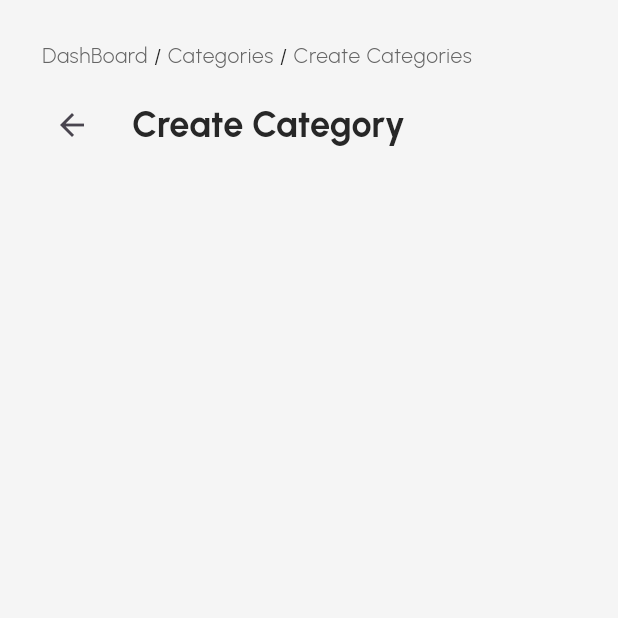
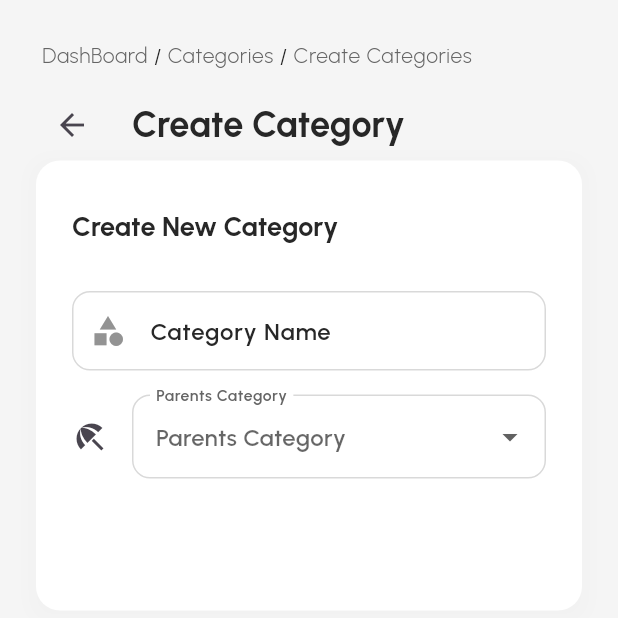
Before and after one commit to medhaviSharma11apr/FlutterEcommAdminPanel, a Flutter app: the CreatecategoryDesktop screen opened directly, on a phone screen of 412 x 824 dp, the top half of it. Run offline on Flutter 3.47's test engine with Material 2 defaults, Android fonts, the phone set to English and light mode, and no system bars; our stand-ins replace cloud_firestore, connectivity_plus, data_table_2, firebase_auth, firebase_core, firebase_storage and 8 more; missing offline and left inert: dart:html, flutter_dropzone; accounts and stored records are empty; project files that could hold a hidden picture were left out.

Commit message:
Commit for Category Page2

```diff
--- a/lib/features/shop/screen/category/create_category/responsive_screen/create_category_desktop.dart
+++ b/lib/features/shop/screen/category/create_category/responsive_screen/create_category_desktop.dart
@@ -1,4 +1,5 @@
 import 'package:ecommerce_admin_panel/common/widgets/breadcrumbs/breadcrumbs_with_heading.dart';
+import 'package:ecommerce_admin_panel/features/shop/screen/category/create_category/widgets/create_category_form.dart';
 import 'package:ecommerce_admin_panel/utils/constants/sizes.dart';
 import 'package:flutter/material.dart';
 import 'package:flutter/src/widgets/container.dart';
@@ -27,6 +28,7 @@ class CreatecategoryDesktop extends StatelessWidget {
                 returnToPreviousScreen: true,
               ),
               // Form
+              CreateCategoryForm(),
             ],
           ),
         ),
--- /dev/null
+++ b/lib/features/shop/screen/category/create_category/widgets/create_category_form.dart
@@ -0,0 +1,69 @@
+import 'package:ecommerce_admin_panel/common/widgets/custom_shapes/containers/rounded_container.dart';
+import 'package:ecommerce_admin_panel/utils/constants/sizes.dart';
+import 'package:ecommerce_admin_panel/utils/validators/validation.dart';
+import 'package:flutter/material.dart';
+import 'package:flutter/src/widgets/container.dart';
+import 'package:flutter/src/widgets/framework.dart';
+
+class CreateCategoryForm extends StatelessWidget {
+  const CreateCategoryForm({super.key});
+
+  @override
+  Widget build(BuildContext context) {
+    return TRoundedContainer(
+      width: 500,
+      padding: const EdgeInsets.all(TSizes.defaultSpace),
+      child: Form(
+          child: Column(
+        crossAxisAlignment: CrossAxisAlignment.start,
+        children: [
+          // Heading
+          const SizedBox(
+            height: TSizes.sm,
+          ),
+          Text(
+            'Create New Category',
+            style: Theme.of(context).textTheme.headlineMedium,
+          ),
+          const SizedBox(
+            height: TSizes.spaceBtwSections,
+          ),
+          // Name Text Field
+
+          TextFormField(
+            validator: (value) => TValidator.validateEmptyText('Name', value),
+            decoration: const InputDecoration(
+                labelText: 'Category Name ', prefixIcon: Icon(Icons.category)),
+          ),
+
+          const SizedBox(
+            height: TSizes.spaceBtwInputFields,
+          ),
+
+          DropdownButtonFormField(
+              decoration: const InputDecoration(
+                  hintText: 'Parents Category',
+                  labelText: 'Parents Category',
+                  icon: Icon(Icons.beach_access)),
+              items: [
+                DropdownMenuItem(
+                    value: '',
+                    child: Row(
+                      children: const [Text('item.name')],
+                    ))
+              ],
+              onChanged: ((value) {})),
+
+          const SizedBox(
+            height: TSizes.spaceBtwInputFields * 2,
+          ),
+
+
+          const SizedBox(
+            height: TSizes.spaceBtwInputFields * 2,
+          )
+        ],
+      )),
+    );
+  }
+}
```
